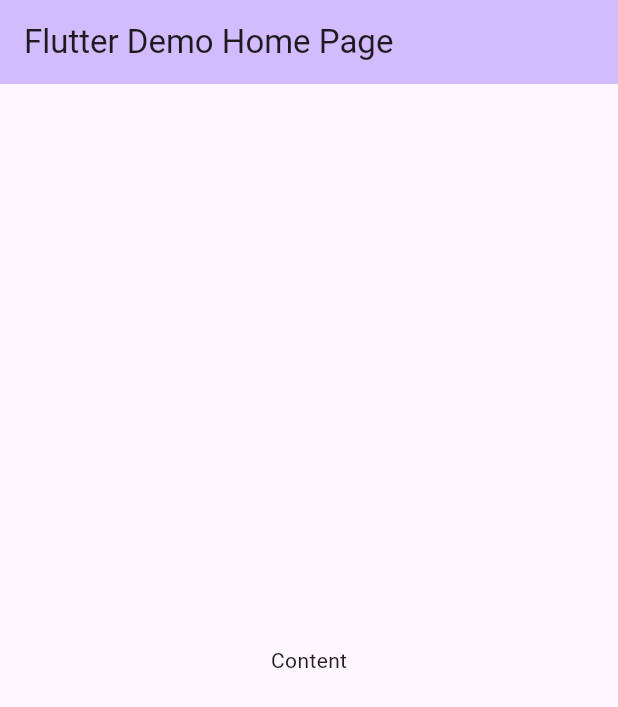
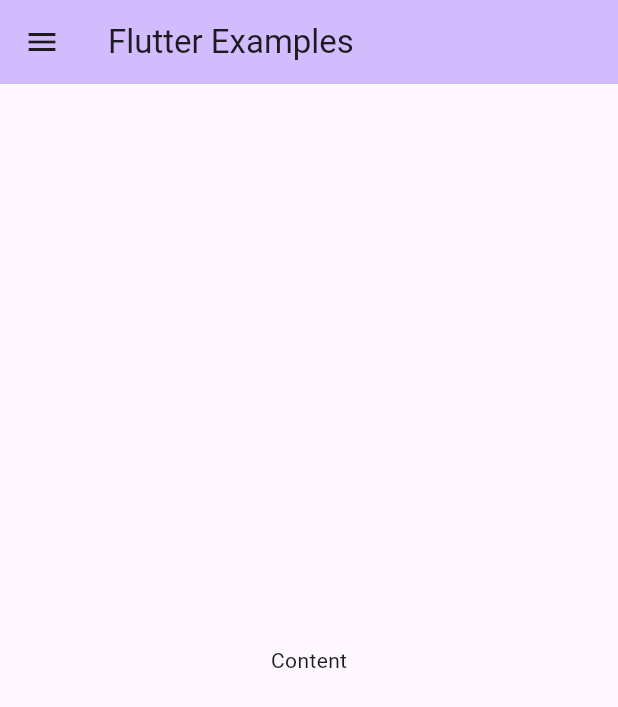
Before and after one commit to azhar-chaudhari/flutter-examples, a Flutter app: the screen it shows after launch, on a phone screen of 412 x 824 dp. Shown: the top 707 px of the screen. Run offline on Flutter 3.47's test engine with Material 2 defaults, Android fonts, the phone set to English and light mode, and no system bars.

Commit message:
action title changed, drawer added

```diff
--- a/lib/main.dart
+++ b/lib/main.dart
@@ -1,4 +1,5 @@
 import 'package:flutter/material.dart';
+import 'package:flutter_examples/widgets/nav-drawer.dart';
 
 void main() {
   runApp(const MyApp());
@@ -16,7 +17,7 @@ class MyApp extends StatelessWidget {
         colorScheme: ColorScheme.fromSeed(seedColor: Colors.deepPurple),
         useMaterial3: true,
       ),
-      home: const MyHomePage(title: 'Flutter Demo Home Page'),
+      home: const MyHomePage(title: 'Flutter Examples'),
       debugShowCheckedModeBanner: false,
     );
   }
@@ -39,6 +40,7 @@ class _MyHomePageState extends State<MyHomePage> {
         backgroundColor: Theme.of(context).colorScheme.inversePrimary,
         title: Text(widget.title),
       ),
+      drawer: const NavDrawer(),
       body: const Center(
         child: Column(
           mainAxisAlignment: MainAxisAlignment.center,
```
